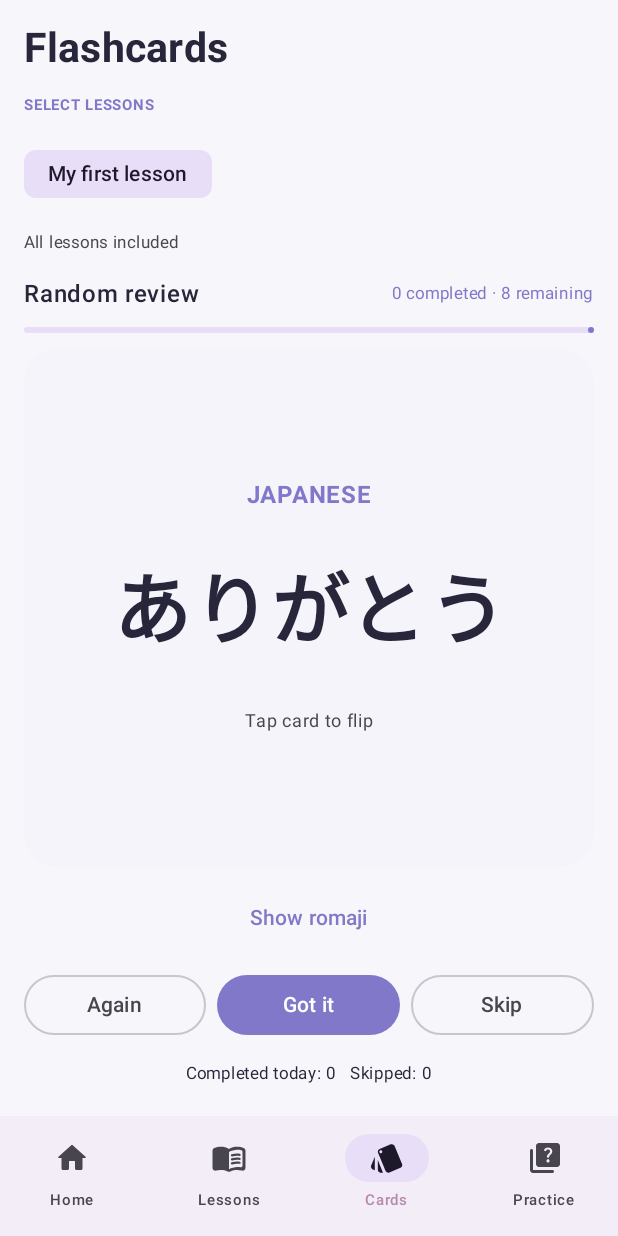
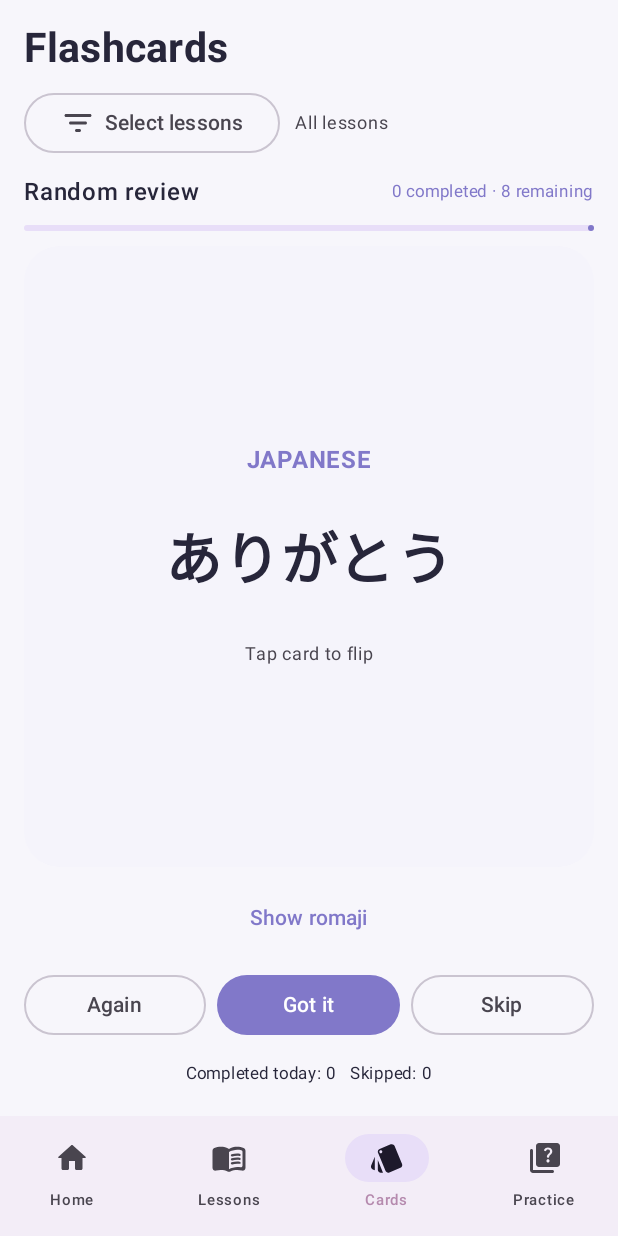
Before and after one commit to iamvishn17/nihongo-quest-, an Android app built with Jetpack Compose: the screen it shows after launch (MainActivity), item 3 of the bottom bar chosen, on a phone screen of 412 x 824 dp. Run offline under Robolectric (Android 15) with nearby library versions, the phone set to English and light mode, and no system bars; our stand-ins replace Room's generated code.

Commit message:
Polish task deletion, lesson picker overlay and long Japanese text layouts

```diff
--- a/app/src/main/java/com/nihongoquest/MainActivity.kt
+++ b/app/src/main/java/com/nihongoquest/MainActivity.kt
@@ -72,7 +72,7 @@ private fun dayStart():Long{val c=java.util.Calendar.getInstance();c.set(11,0);c
     Tab.HOME->when(subpage){
      "kana"->KanaPage{ subpage="" }
      "kanji"->KanjiPage(kanji,{dialog="kanji"},{scope.launch{dao.deleteKanji(it)}},{subpage=""})
-     else->HomePage(tasks,checks,events,words.size,kanji.size,{dialog="task"},{id,b->scope.launch{dao.setTaskCheck(DailyTaskCheck(id,day,b))}},{subpage="kanji"},{subpage="kana"},{tab=Tab.CARDS})
+     else->HomePage(tasks,checks,events,words.size,kanji.size,{dialog="task"},{id,b->scope.launch{dao.setTaskCheck(DailyTaskCheck(id,day,b))}},{task->scope.launch{dao.deleteTask(task)}},{subpage="kanji"},{subpage="kana"},{tab=Tab.CARDS})
     }
     Tab.LESSONS->LessonsPage(lessons,words,openedLesson,{openedLesson=it},{dialog="lesson"},{id->lessonForWord=id;dialog="word"},{lesson->scope.launch{words.filter{it.lesson==lesson.id}.forEach{dao.deleteVocabulary(it)};dao.deleteLesson(lesson)}},{scope.launch{dao.deleteVocabulary(it)}})
     Tab.CARDS->StudyPage(false,words,lessons,selected,{selected=it;prefs.edit().putStringSet("selected_lessons",it.map{n->n.toString()}.toSet()).apply()},dao,day)
@@ -87,14 +87,14 @@ private fun dayStart():Long{val c=java.util.Calendar.getInstance();c.set(11,0);c
  }
 }
 
-@Composable private fun HomePage(tasks:List<DailyTask>,checks:List<DailyTaskCheck>,events:List<StudyEvent>,words:Int,kanji:Int,onAdd:()->Unit,onCheck:(Long,Boolean)->Unit,onKanji:()->Unit,onKana:()->Unit,onCards:()->Unit){
+@Composable private fun HomePage(tasks:List<DailyTask>,checks:List<DailyTaskCheck>,events:List<StudyEvent>,words:Int,kanji:Int,onAdd:()->Unit,onCheck:(Long,Boolean)->Unit,onDeleteTask:(DailyTask)->Unit,onKanji:()->Unit,onKana:()->Unit,onCards:()->Unit){
  val done=checks.count{it.done};val accuracy=if(events.isEmpty())0 else events.count{it.correct}*100/events.size
  LazyColumn(Modifier.fillMaxSize(),contentPadding=PaddingValues(18.dp),verticalArrangement=Arrangement.spacedBy(13.dp)){
   item{Text("こんにちは！",color=MaterialTheme.colorScheme.primary,fontWeight=FontWeight.SemiBold);Text("Your daily journey",fontSize=28.sp,fontWeight=FontWeight.Bold);Text("A little Japanese every day.",color=MaterialTheme.colorScheme.onSurfaceVariant)}
   item{Surface(shape=RoundedCornerShape(22.dp),color=MaterialTheme.colorScheme.primaryContainer,modifier=Modifier.fillMaxWidth()){Column(Modifier.padding(18.dp),verticalArrangement=Arrangement.spacedBy(8.dp)){Text("TODAY'S GOALS",fontWeight=FontWeight.Bold,color=MaterialTheme.colorScheme.primary);Text(done.toString()+" / "+tasks.size+" tasks completed",fontSize=22.sp,fontWeight=FontWeight.Bold);LinearProgressIndicator(progress={if(tasks.isEmpty())0f else done.toFloat()/tasks.size},modifier=Modifier.fillMaxWidth());Button(onClick=onCards){Text("Start flashcards")}}}}
   item{Row(verticalAlignment=Alignment.CenterVertically){Text("DAILY TASKS",Modifier.weight(1f),fontWeight=FontWeight.Bold,color=MaterialTheme.colorScheme.primary);TextButton(onClick=onAdd){Icon(Icons.Rounded.Add,null);Text("Add task")}}}
   if(tasks.isEmpty())item{EmptyBox("No daily tasks","Add your own learning goals here.")}
-  items(tasks,key={it.id}){task->val checked=checks.any{it.taskId==task.id&&it.done};Surface(color=MaterialTheme.colorScheme.surface,shape=RoundedCornerShape(14.dp)){Row(Modifier.fillMaxWidth().padding(8.dp),verticalAlignment=Alignment.CenterVertically){Checkbox(checked,{onCheck(task.id,it)});Text(task.title,Modifier.weight(1f),fontWeight=FontWeight.Medium)}}}
+  items(tasks,key={it.id}){task->val checked=checks.any{it.taskId==task.id&&it.done};Surface(color=MaterialTheme.colorScheme.surface,shape=RoundedCornerShape(14.dp)){Row(Modifier.fillMaxWidth().padding(8.dp),verticalAlignment=Alignment.CenterVertically){Checkbox(checked,{onCheck(task.id,it)});Text(task.title,Modifier.weight(1f),fontWeight=FontWeight.Medium);IconButton(onClick={onDeleteTask(task)},modifier=Modifier.size(42.dp)){Icon(Icons.Rounded.DeleteOutline,"Delete task",tint=MaterialTheme.colorScheme.onSurfaceVariant)}}}}
   item{Text("TODAY'S ANALYTICS",fontWeight=FontWeight.Bold,color=MaterialTheme.colorScheme.primary);Text("Your learning snapshot",fontSize=20.sp,fontWeight=FontWeight.Bold)}
   item{Row(horizontalArrangement=Arrangement.spacedBy(8.dp)){MetricBox("Words",words.toString(),Modifier.weight(1f));MetricBox("Kanji",kanji.toString(),Modifier.weight(1f));MetricBox("Reviews",events.size.toString(),Modifier.weight(1f))}}
   item{Surface(color=MaterialTheme.colorScheme.surface,shape=RoundedCornerShape(16.dp),modifier=Modifier.fillMaxWidth()){Column(Modifier.padding(15.dp)){Text("Accuracy",fontWeight=FontWeight.SemiBold);Text(accuracy.toString()+"%",fontSize=28.sp,color=MaterialTheme.colorScheme.primary,fontWeight=FontWeight.Bold);LinearProgressIndicator(progress={accuracy/100f},modifier=Modifier.fillMaxWidth());Text(if(events.isEmpty())"Complete some practice to see your accuracy." else events.count{it.correct}.toString()+" correct answers out of "+events.size,fontSize=12.sp)}}}
@@ -109,7 +109,7 @@ private fun dayStart():Long{val c=java.util.Calendar.getInstance();c.set(11,0);c
  Column(Modifier.fillMaxSize().padding(16.dp)){
   Row(verticalAlignment=Alignment.CenterVertically){if(opened!=null)IconButton(onClick={onOpen(null)}){Icon(Icons.Rounded.ArrowBack,"Back")};Column(Modifier.weight(1f)){Text(if(opened==null)"Your lessons" else opened.title,fontSize=26.sp,fontWeight=FontWeight.Bold);Text(if(opened==null)"Create lessons for the things you learn." else opened.description,color=MaterialTheme.colorScheme.onSurfaceVariant)};IconButton(onClick={if(opened==null) onAdd() else onAddWord(opened.id)}){Icon(Icons.Rounded.Add,"Add")}}
   Spacer(Modifier.height(12.dp))
-  if(opened==null){if(lessons.isEmpty())EmptyBox("No lessons yet","Create your first lesson.")else LazyColumn(verticalArrangement=Arrangement.spacedBy(9.dp)){items(lessons,key={it.id}){l->Surface(color=MaterialTheme.colorScheme.surface,shape=RoundedCornerShape(16.dp),modifier=Modifier.fillMaxWidth().clickable{onOpen(l)}){Row(Modifier.padding(15.dp),verticalAlignment=Alignment.CenterVertically){Column(Modifier.weight(1f)){Text(l.title,fontSize=18.sp,fontWeight=FontWeight.Bold);Text(l.description.ifBlank{"No description"},fontSize=12.sp);Text(words.count{it.lesson==l.id}.toString()+" words and sentences",color=MaterialTheme.colorScheme.primary,fontSize=11.sp)};IconButton(onClick={onDelete(l)}){Icon(Icons.Rounded.DeleteOutline,"Delete")};Icon(Icons.Rounded.ChevronRight,null)}}}}}
+  if(opened==null){if(lessons.isEmpty())EmptyBox("No lessons yet","Create your first lesson.")else LazyColumn(verticalArrangement=Arrangement.spacedBy(9.dp)){items(lessons,key={it.id}){l->Surface(color=MaterialTheme.colorScheme.surface,shape=RoundedCornerShape(16.dp),modifier=Modifier.fillMaxWidth().clickable{onOpen(l)}){Row(Modifier.padding(15.dp),verticalAlignment=Alignment.CenterVertically){Column(Modifier.weight(1f)){Text(l.title,fontSize=18.sp,fontWeight=FontWeight.Bold);Text(l.description.ifBlank{"No description"},fontSize=12.sp);Text(words.count{it.lesson==l.id}.toString()+" words and sentences",color=MaterialTheme.colorScheme.primary,fontSize=11.sp)};IconButton(onClick={onDelete(l)},modifier=Modifier.size(44.dp)){Icon(Icons.Rounded.DeleteOutline,"Delete lesson",tint=MaterialTheme.colorScheme.error)};Icon(Icons.Rounded.ChevronRight,null)}}}}}
   else{val list=words.filter{it.lesson==opened.id};if(list.isEmpty())EmptyBox("This lesson is empty","Tap + to add vocabulary or sentences.")else LazyColumn(verticalArrangement=Arrangement.spacedBy(8.dp)){items(list,key={it.id}){w->Surface(color=MaterialTheme.colorScheme.surface,shape=RoundedCornerShape(15.dp)){Row(Modifier.fillMaxWidth().padding(13.dp),verticalAlignment=Alignment.CenterVertically){Column(Modifier.weight(1f)){Text(w.japanese,fontSize=25.sp,fontWeight=FontWeight.Bold,color=MaterialTheme.colorScheme.primary);Text(w.reading+" · "+w.romaji,fontSize=11.sp);Text(w.meaning,fontWeight=FontWeight.SemiBold);if(w.example.isNotBlank())Text(w.example+" — "+w.exampleMeaning,fontSize=12.sp)}};IconButton(onClick={onDeleteWord(w)}){Icon(Icons.Rounded.DeleteOutline,"Delete")}}}}}
  }
 }
@@ -119,7 +119,7 @@ private fun dayStart():Long{val c=java.util.Calendar.getInstance();c.set(11,0);c
  val available=words.filter{selected.isEmpty()||it.lesson in selected}
  val saved by dao.observeDailyProgress(day,mode).collectAsState(initial=emptyList())
  var queue by remember(day,mode,selected){mutableStateOf<List<Long>>(emptyList())};var ready by remember(day,mode,selected){mutableStateOf(false)}
- var flipped by remember{mutableStateOf(false)};var romaji by remember{mutableStateOf(false)};var answer by remember{mutableStateOf<String?>(null)}
+ var flipped by remember{mutableStateOf(false)};var romaji by remember{mutableStateOf(false)};var answer by remember{mutableStateOf<String?>(null)};var showLessonPicker by remember{mutableStateOf(false)};var draftSelected by remember{mutableStateOf<Set<Int>>(emptySet())}
  LaunchedEffect(day,mode,selected,words){val history=dao.observeDailyProgress(day,mode).first();val excluded=history.filter{it.status=="done"||it.status=="skipped"}.map{it.itemId}.toSet();queue=available.filter{it.id !in excluded}.shuffled().map{it.id};ready=true}
  val current=available.firstOrNull{it.id==queue.firstOrNull()}
  val completed=saved.count{it.status=="done"&&available.any{w->w.id==it.itemId}}
@@ -127,27 +127,54 @@ private fun dayStart():Long{val c=java.util.Calendar.getInstance();c.set(11,0);c
  val options=remember(current,available){if(current==null)emptyList()else(listOf(current.meaning)+available.filter{it.id!=current.id}.shuffled().take(3).map{it.meaning}).distinct().shuffled()}
  Column(Modifier.fillMaxSize().padding(16.dp),verticalArrangement=Arrangement.spacedBy(10.dp)){
   Text(if(practice)"Practice" else "Flashcards",fontSize=27.sp,fontWeight=FontWeight.Bold)
-  Text("SELECT LESSONS",fontSize=10.sp,fontWeight=FontWeight.Bold,color=MaterialTheme.colorScheme.primary)
-  Row(Modifier.horizontalScroll(rememberScrollState()),horizontalArrangement=Arrangement.spacedBy(6.dp)){lessons.forEach{l->val active=selected.isEmpty()||l.id in selected;FilterChip(active,{val base=if(selected.isEmpty())lessons.map{it.id}.toSet()else selected;val next=if(l.id in base)base-l.id else base+l.id;onSelected(if(next.size==lessons.size)emptySet()else next)},label={Text(l.title)})}}
-  Text(if(selected.isEmpty())"All lessons included" else selected.size.toString()+" lessons selected",fontSize=11.sp,color=MaterialTheme.colorScheme.onSurfaceVariant)
+  Row(verticalAlignment=Alignment.CenterVertically) {
+   OutlinedButton(onClick={draftSelected=if(selected.isEmpty())lessons.map{it.id}.toSet() else selected;showLessonPicker=true}) {
+    Icon(Icons.Rounded.FilterList,null);Spacer(Modifier.width(6.dp));Text("Select lessons")
+   }
+   Spacer(Modifier.width(10.dp))
+   Text(if(selected.isEmpty())"All lessons" else "${selected.size} selected",fontSize=12.sp,color=MaterialTheme.colorScheme.onSurfaceVariant)
+  }
   Row(Modifier.fillMaxWidth(),horizontalArrangement=Arrangement.SpaceBetween){Text(if(practice)"Multiple choice" else "Random review",fontWeight=FontWeight.SemiBold);Text(completed.toString()+" completed · "+queue.size+" remaining",fontSize=11.sp,color=MaterialTheme.colorScheme.primary)}
   if(!ready)Box(Modifier.fillMaxSize(),contentAlignment=Alignment.Center){CircularProgressIndicator()}
   else if(current==null){EmptyBox(if(available.isEmpty())"No learning items" else "Today's session complete","Choose other lessons or add more vocabulary.");Text("Completed: $completed · Skipped: $skipped",fontWeight=FontWeight.SemiBold);OutlinedButton(onClick={scope.launch{available.forEach{dao.setDailyProgress(DailyProgress(it.id,mode,day,"again"))};queue=available.shuffled().map{it.id}}},enabled=available.isNotEmpty(),modifier=Modifier.fillMaxWidth()){Text("Start another round")}}
   else if(!practice){
    LinearProgressIndicator(progress={if(available.isEmpty())0f else completed.toFloat()/available.size},modifier=Modifier.fillMaxWidth())
-   Surface(Modifier.weight(1f).fillMaxWidth().clickable{flipped=!flipped},color=MaterialTheme.colorScheme.surface,shape=RoundedCornerShape(24.dp),tonalElevation=3.dp){Column(Modifier.fillMaxSize().padding(20.dp),horizontalAlignment=Alignment.CenterHorizontally,verticalArrangement=Arrangement.Center){Text(if(flipped)"MEANING" else "JAPANESE",fontWeight=FontWeight.Bold,color=MaterialTheme.colorScheme.primary);Spacer(Modifier.height(24.dp));Text(if(flipped)current.meaning else current.japanese,fontSize=if(flipped)30.sp else 52.sp,fontWeight=FontWeight.Bold,textAlign=TextAlign.Center);if(flipped)Text(current.reading,color=MaterialTheme.colorScheme.primary,fontSize=18.sp);if(romaji)Text(current.romaji,fontSize=17.sp,color=MaterialTheme.colorScheme.secondary);Spacer(Modifier.height(25.dp));Text("Tap card to flip",fontSize=12.sp,color=MaterialTheme.colorScheme.onSurfaceVariant)}}
+   Surface(Modifier.weight(1f).fillMaxWidth().clickable{flipped=!flipped},color=if(flipped) MaterialTheme.colorScheme.secondaryContainer else MaterialTheme.colorScheme.surface,shape=RoundedCornerShape(24.dp),tonalElevation=3.dp){Column(Modifier.fillMaxSize().verticalScroll(rememberScrollState()).padding(20.dp),horizontalAlignment=Alignment.CenterHorizontally,verticalArrangement=Arrangement.Center){Text(if(flipped)"MEANING" else "JAPANESE",fontWeight=FontWeight.Bold,color=MaterialTheme.colorScheme.primary);Spacer(Modifier.height(24.dp));Text(if(flipped)current.meaning else current.japanese,modifier=Modifier.fillMaxWidth().padding(horizontal=8.dp),fontSize=if(flipped)30.sp else when(current.japanese.length){in 1..2->46.sp;in 3..5->38.sp;else->30.sp},lineHeight=if(current.japanese.length>5)38.sp else 52.sp,fontWeight=FontWeight.Bold,textAlign=TextAlign.Center,softWrap=true);if(flipped)Text(current.reading,color=MaterialTheme.colorScheme.primary,fontSize=18.sp);if(romaji)Text(current.romaji,fontSize=17.sp,color=MaterialTheme.colorScheme.secondary);Spacer(Modifier.height(25.dp));Text("Tap card to flip",fontSize=12.sp,color=MaterialTheme.colorScheme.onSurfaceVariant)}}
    TextButton(onClick={romaji=!romaji},modifier=Modifier.align(Alignment.CenterHorizontally)){Text(if(romaji)"Hide romaji" else "Show romaji")}
    Row(horizontalArrangement=Arrangement.spacedBy(7.dp)){OutlinedButton(onClick={scope.launch{dao.setDailyProgress(DailyProgress(current.id,mode,day,"again"));queue=queue.drop(1)+current.id;flipped=false;romaji=false}},modifier=Modifier.weight(1f)){Text("Again")};Button(onClick={scope.launch{dao.setDailyProgress(DailyProgress(current.id,mode,day,"done"));dao.updateVocabulary(current.copy(attempts=current.attempts+1,correct=current.correct+1,lastReviewed=System.currentTimeMillis(),nextReview=System.currentTimeMillis()+86400000));dao.addEvent(StudyEvent(correct=true));queue=queue.drop(1);flipped=false;romaji=false}},modifier=Modifier.weight(1f)){Text("Got it")};OutlinedButton(onClick={scope.launch{dao.setDailyProgress(DailyProgress(current.id,mode,day,"skipped"));queue=queue.drop(1);flipped=false;romaji=false}},modifier=Modifier.weight(1f)){Text("Skip")}}
    Text("Completed today: "+completed+"   Skipped: "+skipped,fontSize=11.sp,modifier=Modifier.align(Alignment.CenterHorizontally))
   }else{
    LinearProgressIndicator(progress={if(available.isEmpty())0f else completed.toFloat()/available.size},modifier=Modifier.fillMaxWidth())
-   Surface(Modifier.weight(1f).fillMaxWidth(),color=MaterialTheme.colorScheme.primaryContainer,shape=RoundedCornerShape(22.dp)){Column(Modifier.fillMaxSize().padding(18.dp),horizontalAlignment=Alignment.CenterHorizontally,verticalArrangement=Arrangement.Center){Text("What does this mean?",color=MaterialTheme.colorScheme.onPrimaryContainer);Text(current.japanese,fontSize=48.sp,fontWeight=FontWeight.Bold,color=MaterialTheme.colorScheme.onPrimaryContainer);Text(current.reading,color=MaterialTheme.colorScheme.onPrimaryContainer);if(romaji)Text(current.romaji,color=MaterialTheme.colorScheme.onPrimaryContainer,fontSize=17.sp)}}
+   Surface(Modifier.weight(1f).fillMaxWidth(),color=MaterialTheme.colorScheme.primaryContainer,shape=RoundedCornerShape(22.dp)){Column(Modifier.fillMaxSize().verticalScroll(rememberScrollState()).padding(horizontal=14.dp,vertical=20.dp),horizontalAlignment=Alignment.CenterHorizontally,verticalArrangement=Arrangement.Center){Text("What does this mean?",color=MaterialTheme.colorScheme.onPrimaryContainer);Spacer(Modifier.height(18.dp));Text(current.japanese,modifier=Modifier.fillMaxWidth().padding(horizontal=4.dp),fontSize=when(current.japanese.length){in 1..2->46.sp;in 3..5->38.sp;else->28.sp},lineHeight=36.sp,fontWeight=FontWeight.Bold,color=MaterialTheme.colorScheme.onPrimaryContainer,textAlign=TextAlign.Center,softWrap=true);Spacer(Modifier.height(10.dp));Text(current.reading,modifier=Modifier.fillMaxWidth(),textAlign=TextAlign.Center,color=MaterialTheme.colorScheme.onPrimaryContainer);if(romaji)Text(current.romaji,modifier=Modifier.fillMaxWidth(),textAlign=TextAlign.Center,color=MaterialTheme.colorScheme.onPrimaryContainer,fontSize=17.sp)}}
    TextButton(onClick={romaji=!romaji},modifier=Modifier.align(Alignment.CenterHorizontally)){Text(if(romaji)"Hide romaji" else "Show romaji")}
    options.forEach{o->val good=o==current.meaning;Surface(color=if(answer!=null&&good)Color(0xFFDDF2E3)else if(answer==o)Color(0xFFFFE0E0)else MaterialTheme.colorScheme.surface,shape=RoundedCornerShape(13.dp),modifier=Modifier.fillMaxWidth().clickable(enabled=answer==null){answer=o}){Text(o,Modifier.padding(15.dp),fontWeight=FontWeight.Medium)}}
    if(answer!=null){val correct=answer==current.meaning;Text(if(correct)"Correct!" else "Incorrect — "+current.meaning,fontWeight=FontWeight.SemiBold,color=MaterialTheme.colorScheme.primary);Row(horizontalArrangement=Arrangement.spacedBy(8.dp)){Button(onClick={scope.launch{dao.setDailyProgress(DailyProgress(current.id,mode,day,if(correct)"done" else "again"));dao.addEvent(StudyEvent(correct=correct,itemType="practice"));dao.updateVocabulary(current.copy(attempts=current.attempts+1,correct=current.correct+if(correct)1 else 0));queue=if(correct)queue.drop(1)else queue.drop(1)+current.id;answer=null;romaji=false}},modifier=Modifier.weight(1f)){Text(if(correct)"Next question" else "Try again later")};OutlinedButton(onClick={scope.launch{dao.setDailyProgress(DailyProgress(current.id,mode,day,"skipped"));queue=queue.drop(1);answer=null;romaji=false}}){Text("Skip")}}}
   }
   if(completed>0) CompletedToday(saved,available)
  }
+ if(showLessonPicker) AlertDialog(
+  onDismissRequest={showLessonPicker=false},
+  title={Text("Choose lessons")},
+  text={
+   Column(Modifier.heightIn(max=420.dp).verticalScroll(rememberScrollState())) {
+    if(lessons.isEmpty()) Text("Create a lesson first in the Lessons tab.")
+    lessons.forEach { lesson ->
+     Row(Modifier.fillMaxWidth().clickable {
+      draftSelected=if(lesson.id in draftSelected) draftSelected-lesson.id else draftSelected+lesson.id
+     }.padding(vertical=5.dp),verticalAlignment=Alignment.CenterVertically) {
+      Checkbox(checked=lesson.id in draftSelected,onCheckedChange={checked->draftSelected=if(checked)draftSelected+lesson.id else draftSelected-lesson.id})
+      Column(Modifier.weight(1f)) {
+       Text(lesson.title,fontWeight=FontWeight.SemiBold)
+       Text(words.count{it.lesson==lesson.id}.toString()+" items",fontSize=11.sp,color=MaterialTheme.colorScheme.onSurfaceVariant)
+      }
+     }
+    }
+   }
+  },
+  confirmButton={TextButton(onClick={onSelected(if(draftSelected.size==lessons.size)emptySet() else draftSelected);showLessonPicker=false}){Text("Apply")}},
+  dismissButton={Row { TextButton(onClick={draftSelected=lessons.map{it.id}.toSet()}){Text("Select all")};TextButton(onClick={showLessonPicker=false){Text("Cancel")} } }}
+ )
+
 }
 
 @Composable private fun KanjiPage(items:List<Kanji>,onAdd:()->Unit,onDelete:(Kanji)->Unit,onBack:()->Unit){Column(Modifier.fillMaxSize().padding(16.dp)){Row(verticalAlignment=Alignment.CenterVertically){IconButton(onClick=onBack){Icon(Icons.Rounded.ArrowBack,"Back")};Text("Kanji library",Modifier.weight(1f),fontSize=25.sp,fontWeight=FontWeight.Bold);IconButton(onClick=onAdd){Icon(Icons.Rounded.Add,"Add")}};LazyColumn(verticalArrangement=Arrangement.spacedBy(8.dp)){items(items){k->Surface(color=MaterialTheme.colorScheme.surface,shape=RoundedCornerShape(14.dp)){Row(Modifier.padding(13.dp),verticalAlignment=Alignment.CenterVertically){Text(k.character,fontSize=35.sp,color=MaterialTheme.colorScheme.primary);Column(Modifier.weight(1f).padding(start=12.dp)){Text(k.meaning,fontWeight=FontWeight.Bold);Text("On: "+k.onyomi+"  Kun: "+k.kunyomi,fontSize=11.sp)};IconButton(onClick={onDelete(k)}){Icon(Icons.Rounded.DeleteOutline,"Delete")}}}}}}}
```
